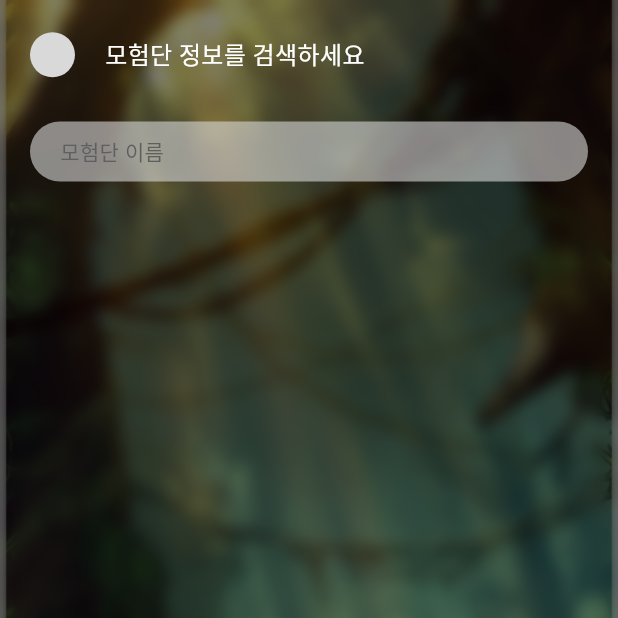
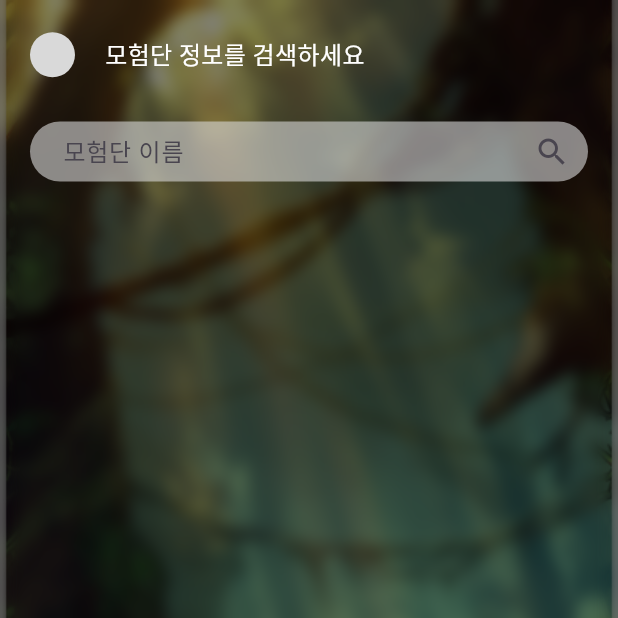
Before and after one commit to WeAreSide/DNFCal, a Flutter app: the screen it shows after launch, item 3 of the bottom bar chosen, on a phone screen of 412 x 824 dp, the top half of it. Run offline on Flutter 3.47's test engine with Material 3 defaults, Android fonts, the light colour scheme and no system bars; network calls fail; Roboto replaces fonts that are missing (DNFForgedBlade).

Commit message:
[Feat/#15] Searchbar 구현

```diff
--- a/dnf_cal/lib/main.dart
+++ b/dnf_cal/lib/main.dart
@@ -5,7 +5,6 @@ import 'package:dnf_cal/screens/MainPage.dart';
 import 'package:dnf_cal/screens/RegisterCharacterPage.dart';
 import 'package:dnf_cal/screens/SettingPage.dart';
 import 'package:dnf_cal/widgets/global/BottomNavigationWidget.dart';
-import 'package:flutter/cupertino.dart';
 import 'package:flutter/material.dart';
 
 void main() {
@@ -50,7 +49,9 @@ class MyAppState extends State<MyAppPage> {
 
   @override
   Widget build(BuildContext context) {
-    return Container(
+    return GestureDetector(
+        onTap: () => FocusScope.of(context).unfocus(),
+      child:       Container(
           decoration: const BoxDecoration(
             image: DecorationImage(
               fit: BoxFit.cover,
@@ -71,6 +72,7 @@ class MyAppState extends State<MyAppPage> {
               ),
             ),
           )
+      ),
     );
   }
 }
--- a/dnf_cal/lib/models/CustomColor.dart
+++ b/dnf_cal/lib/models/CustomColor.dart
@@ -33,15 +33,15 @@ class CustomColor extends Color {
     return const Color(0xffFF7800);
   }
 
-  static Color darkgray() {
+  static Color darkGray() {
     return const Color(0xff5F5F5F);
   }
 
   static Color buttonStroke() {
-    return Color.fromRGBO(211, 211, 211, 0.3);
+    return const Color.fromRGBO(211, 211, 211, 0.3);
   }
 
   static Color buttonUnselected() {
-    return Color.fromRGBO(211, 211, 211, 0.3);
+    return const Color.fromRGBO(211, 211, 211, 0.3);
   }
 }
--- a/dnf_cal/lib/screens/CharacterSearchPage.dart
+++ b/dnf_cal/lib/screens/CharacterSearchPage.dart
@@ -13,6 +13,9 @@ class CharacterSearchPage extends StatefulWidget {
 }
 
 class _CharacterSearchPageState extends State<CharacterSearchPage> {
+
+  String inputText = "";
+
   @override
   Widget build(BuildContext context) {
     double statusBarHeight = MediaQuery.of(context).padding.top;
--- a/dnf_cal/lib/widgets/CharacterSearch/CharacterSearchBar.dart
+++ b/dnf_cal/lib/widgets/CharacterSearch/CharacterSearchBar.dart
@@ -1,39 +1,55 @@
+import 'dart:developer';
+
 import 'package:dnf_cal/models/CustomColor.dart';
 import 'package:flutter/material.dart';
 
-class CharacterSearchBar extends StatelessWidget {
+class CharacterSearchBar extends StatefulWidget {
+  const CharacterSearchBar({super.key});
+
+  @override
+  State<StatefulWidget> createState() {
+    // TODO: implement createState
+    return _CharacterSearchState();
+  }
+}
+
+class _CharacterSearchState extends State<CharacterSearchBar> {
+
+  String inputText = "";
+
   @override
   Widget build(BuildContext context) {
     return Padding(
       padding: const EdgeInsets.only(top: 24, left: 20, right: 20),
-      child: Align(
-        alignment: Alignment.center,
-        child: Container(
-          padding: const EdgeInsets.only(left: 20, right: 20),
-          height: 40,
-          decoration: ShapeDecoration(
-            color: const Color(0x99D9D9D9),
-            shape: RoundedRectangleBorder(
-              borderRadius: BorderRadius.circular(100),
+      child: SizedBox(
+        height: 40,
+        child: TextField(
+          onChanged: (text) {
+            setState(() {
+              inputText = text;
+            });
+          },
+          onSubmitted: (text) {
+            print("검색: $inputText");
+          },
+          decoration: InputDecoration(
+            hintText: '모험단 이름',
+            suffixIcon: const Icon(Icons.search),
+            filled: true,
+            fillColor: const Color(0xffD9D9D9).withOpacity(0.6),
+            border: OutlineInputBorder(
+              borderSide: BorderSide.none,
+              borderRadius: BorderRadius.circular(24),
             ),
+            contentPadding: const EdgeInsets.symmetric(vertical: 8, horizontal: 18), // Adjust as needed
           ),
-          child: Row(
-            children: [
-              Text(
-                '모험단 이름',
-                style: TextStyle(
-                  color: CustomColor.darkgray(),
-                  fontSize: 14,
-                  fontFamily: 'DNFForgedBlade',
-                  fontWeight: FontWeight.w500,
-                ),
-              ),
-            ],
+          style: const TextStyle(
+            fontFamily: 'DNFForgedBlade', // Replace with your custom font family
+            fontSize: 16, // Adjust the font size as needed
+            // Other text style properties
           ),
         ),
       ),
     );
   }
-
-
 }
```
Lines whose indentation alone changed are shown as unchanged.
